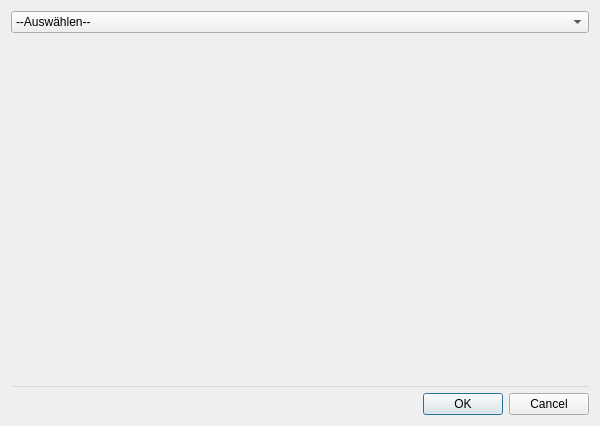
Before: the Qt Designer form aktionselektdialog.ui in M4RKUS28/RaspPiSensorAktioner, drawn with Qt 5.
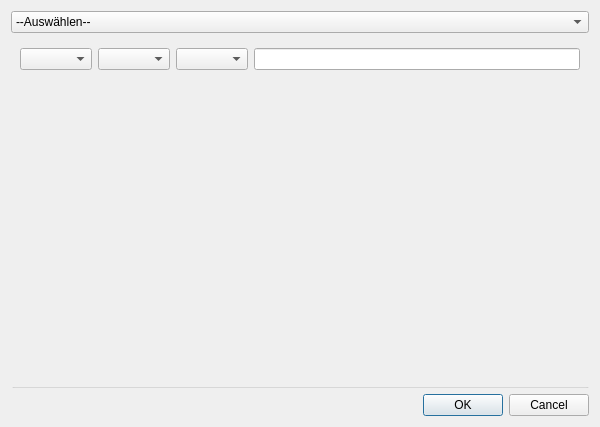
After: the same form once the commit is applied. The open tabs and pages were chosen to show the change.

Diff of the .ui file:
```diff
--- a/aktionselektdialog.ui
+++ b/aktionselektdialog.ui
@@ -10,7 +10,7 @@
     <x>0</x>
     <y>0</y>
     <width>600</width>
-    <height>426</height>
+    <height>427</height>
    </rect>
   </property>
   <property name="windowTitle">
@@ -1224,7 +1224,35 @@
        </item>
       </layout>
      </widget>
-     <widget class="QWidget" name="page_8"/>
+     <widget class="QWidget" name="page_8_checkCondition">
+      <layout class="QGridLayout" name="gridLayout_6">
+       <item row="0" column="1">
+        <widget class="QComboBox" name="comboBox_3"/>
+       </item>
+       <item row="0" column="0">
+        <widget class="QComboBox" name="comboBox_2"/>
+       </item>
+       <item row="0" column="2">
+        <widget class="QComboBox" name="comboBox_4"/>
+       </item>
+       <item row="0" column="3">
+        <widget class="QLineEdit" name="lineEdit"/>
+       </item>
+       <item row="1" column="2">
+        <spacer name="verticalSpacer_11">
+         <property name="orientation">
+          <enum>Qt::Vertical</enum>
+         </property>
+         <property name="sizeHint" stdset="0">
+          <size>
+           <width>20</width>
+           <height>40</height>
+          </size>
+         </property>
+        </spacer>
+       </item>
+      </layout>
+     </widget>
      <widget class="QWidget" name="page_9"/>
      <widget class="QWidget" name="page_10"/>
     </widget>
```
Left out of the diff: 16 changed lines with no effect on the pictures.
